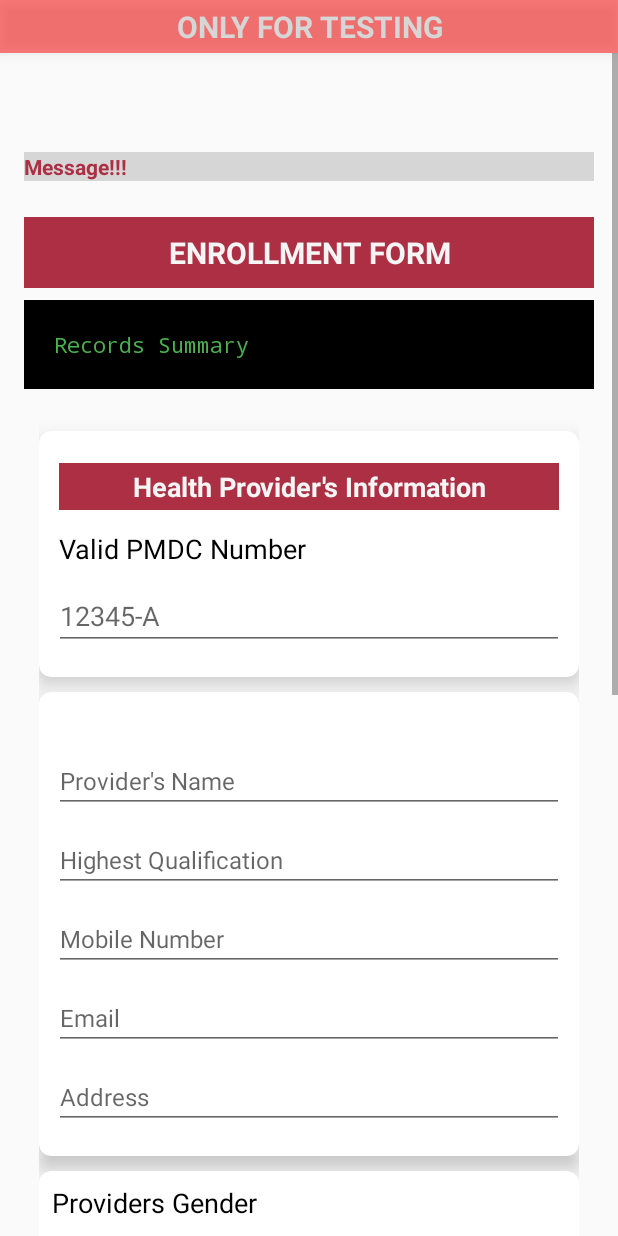
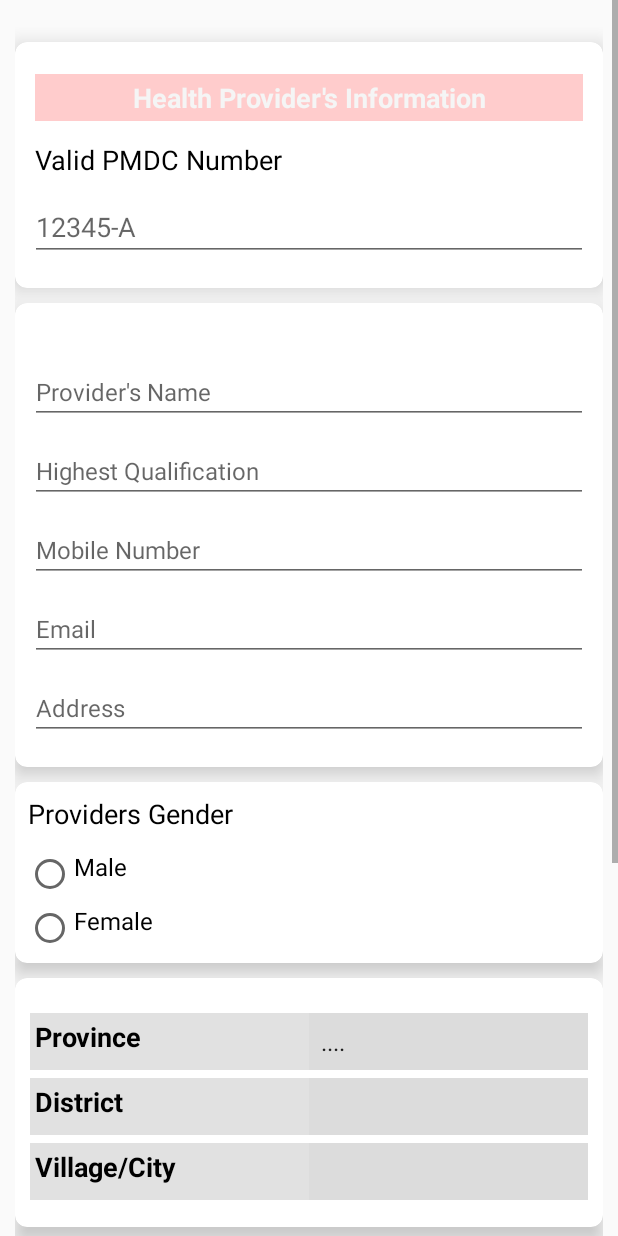
Before and after one commit to AliAzaz/DR_Registration, an Android app: the Providers_Enrollment screen opened directly, with no data from a screen before it, on a phone screen of 412 x 824 dp. Run offline under Robolectric (Android 15) with nearby library versions, the phone set to English and light mode, and no system bars; our stand-ins replace data binding; plain views replace MaskEditText; Roboto replaces fonts that are not available here.

Commit message:
spinner & layout Provider enrol

```diff
--- a/app/build.gradle
+++ b/app/build.gradle
@@ -70,4 +70,6 @@ dependencies {
 
     androidTestImplementation 'com.android.support.test:runner:1.0.2'
     androidTestImplementation 'com.android.support.test.espresso:espresso-core:3.0.2'
+
+    implementation group: 'com.google.guava', name: 'guava', version: '15.0'
 }
--- a/app/src/main/java/com/example/hassannaqvi/dr_registration/ui/LoginActivity.java
+++ b/app/src/main/java/com/example/hassannaqvi/dr_registration/ui/LoginActivity.java
@@ -711,7 +711,7 @@ public class LoginActivity extends AppCompatActivity implements LoaderManager.Lo
 
         finish();
 
-        Intent im = new Intent(LoginActivity.this, Providers_Enrollment.class);
+        Intent im = new Intent(LoginActivity.this, MainActivity.class);
         startActivity(im);
     }
 
@@ -780,7 +780,7 @@ public class LoginActivity extends AppCompatActivity implements LoaderManager.Lo
 
                     finish();
 
-                    Intent iLogin = new Intent(LoginActivity.this, Providers_Enrollment.class);
+                    Intent iLogin = new Intent(LoginActivity.this, MainActivity.class);
                     startActivity(iLogin);
 
                 } else {
--- a/app/src/main/java/com/example/hassannaqvi/dr_registration/ui/MainActivity.java
+++ b/app/src/main/java/com/example/hassannaqvi/dr_registration/ui/MainActivity.java
@@ -27,7 +27,6 @@ import android.widget.Toast;
 import com.example.hassannaqvi.dr_registration.R;
 import com.example.hassannaqvi.dr_registration.contracts.FormsContract;
 import com.example.hassannaqvi.dr_registration.core.AndroidDatabaseManager;
-import com.example.hassannaqvi.dr_registration.core.CONSTANTS;
 import com.example.hassannaqvi.dr_registration.core.MainApp;
 import com.example.hassannaqvi.dr_registration.databinding.ActivityMainBinding;
 import com.example.hassannaqvi.dr_registration.sync.SyncAllData;
@@ -42,7 +41,6 @@ import java.text.SimpleDateFormat;
 import java.util.Collection;
 import java.util.Date;
 import java.util.Map;
-import java.util.concurrent.ExecutionException;
 
 import im.dino.dbinspector.activities.DbInspectorActivity;
 
@@ -214,7 +212,7 @@ public class MainActivity extends Activity {
     }
 
     public void openForm(String fType) {
-        final Intent oF = new Intent(MainActivity.this, InfoActivity.class);
+        final Intent oF = new Intent(MainActivity.this, Providers_Enrollment.class);
 
         if (sharedPref.getString("tagName", null) != "" && sharedPref.getString("tagName", null) != null && !MainApp.userName.equals("0000")) {
             startActivity(oF);
@@ -465,7 +463,7 @@ public class MainActivity extends Activity {
 
     public void openA(View v) {
 
-//        startActivity1(SectionAActivity.class);
+        startActivity1(Providers_Enrollment.class);
 
     }
 
--- a/app/src/main/java/com/example/hassannaqvi/dr_registration/ui/Providers_Enrollment.java
+++ b/app/src/main/java/com/example/hassannaqvi/dr_registration/ui/Providers_Enrollment.java
@@ -4,24 +4,39 @@ import android.content.Intent;
 import android.databinding.DataBindingUtil;
 import android.os.Bundle;
 import android.support.v7.app.AppCompatActivity;
+import android.view.View;
+import android.widget.AdapterView;
+import android.widget.ArrayAdapter;
 import android.widget.Toast;
 
 import com.example.hassannaqvi.dr_registration.JSON.GeneratorClass;
 import com.example.hassannaqvi.dr_registration.R;
 import com.example.hassannaqvi.dr_registration.databinding.ActivityProvidersEnrollmentBinding;
+import com.example.hassannaqvi.dr_registration.utils.Districts;
+import com.example.hassannaqvi.dr_registration.utils.VC;
 import com.example.hassannaqvi.dr_registration.validation.validatorClass;
 
 import org.json.JSONObject;
 
-public class Providers_Enrollment extends AppCompatActivity {
+import java.util.ArrayList;
+import java.util.List;
+
+public class Providers_Enrollment extends AppCompatActivity implements AdapterView.OnItemSelectedListener {
 
     ActivityProvidersEnrollmentBinding bi;
+    List<String> dataDistricts = new ArrayList<>();
+    List<String> dataTehsil = new ArrayList<>();
+    List<String> dataUC = new ArrayList<>();
 
     @Override
     protected void onCreate(Bundle savedInstanceState) {
         super.onCreate(savedInstanceState);
         bi = DataBindingUtil.setContentView(this, R.layout.activity_providers__enrollment);
         bi.setCallback(this);
+
+        bi.spProvince.setOnItemSelectedListener(this);
+        bi.spDistrict.setOnItemSelectedListener(this);
+        bi.spVC.setOnItemSelectedListener(this);
     }
 
 
@@ -49,4 +64,45 @@ public class Providers_Enrollment extends AppCompatActivity {
     private boolean formValidation() {
         return validatorClass.EmptyCheckingContainer(this, bi.fldgrppe01);
     }
+
+
+    @Override
+    public void onItemSelected(AdapterView<?> adapterView, View view, int i, long l) {
+
+        int id = adapterView.getId();
+        switch (id) {
+            case R.id.spProvince:
+
+                if (bi.spProvince.getSelectedItem().toString().equals("...."))
+                    break;
+
+                dataDistricts = Districts.get(bi.spProvince.getSelectedItem().toString());
+                ArrayAdapter<String> dataAdapterD = new ArrayAdapter<String>(this,
+                        android.R.layout.simple_spinner_item, dataDistricts);
+
+                dataAdapterD.setDropDownViewResource(android.R.layout.simple_spinner_dropdown_item);
+                bi.spDistrict.setAdapter(dataAdapterD);
+
+                bi.spDistrict.setSelection(0);
+                bi.spVC.setAdapter(null);
+                break;
+
+            case R.id.spDistrict:
+                if (bi.spDistrict.getSelectedItem().toString().equals("...."))
+                    break;
+                dataTehsil = VC.get(bi.spDistrict.getSelectedItem().toString());
+                dataAdapterD = new ArrayAdapter<String>(this, android.R.layout.simple_spinner_item, dataTehsil);
+                dataAdapterD.setDropDownViewResource(android.R.layout.simple_spinner_dropdown_item);
+                bi.spVC.setAdapter(dataAdapterD);
+
+                bi.spVC.setSelection(0);
+                break;
+
+        }
+    }
+
+    @Override
+    public void onNothingSelected(AdapterView<?> adapterView) {
+
+    }
 }
--- a/app/src/main/res/layout/activity_providers__enrollment.xml
+++ b/app/src/main/res/layout/activity_providers__enrollment.xml
@@ -17,72 +17,11 @@
         android:orientation="vertical">
         <!-- Login progress -->
 
-        <TextView
-            android:id="@+id/testing"
-            android:layout_width="match_parent"
-            android:layout_height="wrap_content"
-            android:background="@color/ticker_red"
-            android:elevation="6dp"
-            android:gravity="center_horizontal"
-            android:keepScreenOn="true"
-            android:padding="4dp"
-            android:text="ONLY FOR TESTING"
-            android:textColor="@color/dullWhile"
-            android:textSize="20sp"
-            android:textStyle="bold" />
 
         <ScrollView
             android:id="@+id/activity_main"
             android:layout_width="match_parent"
             android:layout_height="match_parent">
-
-
-            <LinearLayout
-                android:layout_width="match_parent"
-                android:layout_height="wrap_content"
-                android:orientation="vertical"
-                android:paddingBottom="@dimen/activity_vertical_margin"
-                android:paddingLeft="@dimen/activity_horizontal_margin"
-                android:paddingRight="@dimen/activity_horizontal_margin"
-                android:paddingTop="50dp">
-
-                <TextView
-                    android:id="@+id/lblheader"
-                    android:layout_width="match_parent"
-                    android:layout_height="wrap_content"
-                    android:layout_marginBottom="8dp"
-                    android:layout_marginTop="16dp"
-                    android:background="@color/dullWhile"
-                    android:text="Message!!!"
-                    android:textColor="@color/colorPrimary"
-                    android:textStyle="bold" />
-
-                <TextView
-                    android:id="@+id/tv_enroll"
-                    android:layout_width="match_parent"
-                    android:layout_height="wrap_content"
-                    android:layout_marginBottom="8dp"
-                    android:layout_marginTop="16dp"
-                    android:background="@color/colorPrimary"
-                    android:padding="10dp"
-                    android:text="Enrollment Form"
-                    android:textAlignment="center"
-                    android:textAllCaps="true"
-                    android:textColor="@color/white"
-                    android:textSize="20sp"
-                    android:textStyle="bold" />
-
-                <TextView
-                    android:id="@+id/recordSummary"
-                    android:layout_width="match_parent"
-                    android:layout_height="wrap_content"
-                    android:layout_gravity="center_horizontal"
-                    android:background="@color/black"
-                    android:padding="20dp"
-                    android:text="Records Summary"
-                    android:textColor="@color/green"
-                    android:textSize="14sp"
-                    android:typeface="monospace" />
 
             <LinearLayout
                 android:id="@+id/fldgrppe01"
@@ -115,7 +54,7 @@
                                 android:layout_width="match_parent"
                                 android:layout_height="wrap_content"
                                 android:hint="12345-A"
-                                android:inputType="textEmailAddress"
+                                android:digits="0123456789ABCDEFGHIJKLMNOPQRSTUVWXYZ"
                                 app:met_mask="#####-#" />
 
                         </LinearLayout>
@@ -214,7 +153,7 @@
                     </android.support.v7.widget.CardView>
 
                     <android.support.v7.widget.CardView
-                        android:id="@+id/cv4"
+                        android:id="@+id/cvProvince"
                         android:layout_width="match_parent"
                         android:layout_height="wrap_content"
                         android:layout_marginTop="10sp"
@@ -226,7 +165,7 @@
 
 
                             <LinearLayout
-                                android:id="@+id/ll_province"
+                                android:id="@+id/llProvince"
                                 android:layout_width="fill_parent"
                                 android:layout_height="wrap_content"
                                 android:layout_marginTop="5sp"
@@ -239,17 +178,19 @@
                                     android:text="Province"
                                     android:textStyle="bold" />
 
-                                <EditText
-                                    android:id="@+id/ed_province"
+                                <Spinner
+                                    android:id="@+id/spProvince"
                                     style="@style/EditText_Name"
                                     android:layout_weight="1"
+                                    android:background="@color/hitnscolor1"
+                                    android:entries="@array/spProvince"
                                     android:textStyle="bold" />
 
                             </LinearLayout>
 
 
                             <LinearLayout
-                                android:id="@+id/ll_district"
+                                android:id="@+id/llDistrict"
                                 android:layout_width="fill_parent"
                                 android:layout_height="wrap_content"
                                 android:layout_marginTop="5sp"
@@ -262,17 +203,18 @@
                                     android:text="District"
                                     android:textStyle="bold" />
 
-                                <EditText
-                                    android:id="@+id/ed_district"
+                                <Spinner
+                                    android:id="@+id/spDistrict"
                                     style="@style/EditText_Name"
                                     android:layout_weight="1"
+                                    android:background="@color/hitnscolor1"
                                     android:textStyle="bold" />
 
                             </LinearLayout>
 
 
                             <LinearLayout
-                                android:id="@+id/ll_tehsil"
+                                android:id="@+id/llVC"
                                 android:layout_width="fill_parent"
                                 android:layout_height="wrap_content"
                                 android:layout_marginTop="5sp"
@@ -285,10 +227,12 @@
                                     android:text="Village/City"
                                     android:textStyle="bold" />
 
-                                <EditText
-                                    android:id="@+id/ed_vc"
+                                <Spinner
+                                    android:id="@+id/spVC"
                                     style="@style/EditText_Name"
                                     android:layout_weight="1"
+                                    android:background="@color/hitnscolor1"
+                                    android:hint="select"
                                     android:textStyle="bold" />
 
                             </LinearLayout>
@@ -372,8 +316,6 @@
 
                     </android.support.v7.widget.CardView>
 
-                </LinearLayout>
-
                 <!--<LinearLayout
                     android:layout_width="match_parent"
                     android:layout_height="wrap_content"
@@ -437,7 +379,6 @@
                     android:id="@+id/cv7"
                     android:layout_width="match_parent"
                     android:layout_height="wrap_content"
-                    android:layout_marginTop="10sp"
                     app:cardCornerRadius="8dp"
                     app:cardElevation="8dp">
 
@@ -453,6 +394,7 @@
             </LinearLayout>
 
         </ScrollView>
+
     </LinearLayout>
 
 </layout>
--- a/app/src/main/res/values/colors.xml
+++ b/app/src/main/res/values/colors.xml
@@ -19,6 +19,8 @@
     <color name="red">#ffff0000</color>
     <color name="ticker_red">#80ff0000</color>
 
+    <color name="redPink">#ffcccc</color>
+
     <!--Coppied-->
     <color name="black_overlay">#66000000</color>
     <color name="selectedBlue">#2b3581</color>
--- a/app/src/main/res/values/strings.xml
+++ b/app/src/main/res/values/strings.xml
@@ -1337,8 +1337,8 @@
     <string name="tvWorking">Q: Number of Health Facilities working currently?</string>
     <string name="edWorking">Number of Facilities</string>
 
-    <string-array name="sp_pro">
-        <item>Select</item>
+    <string-array name="spProvince">
+        <item>....</item>
         <item>Sindh</item>
         <item>Balochistan</item>
         <item>Punjab</item>
--- a/app/src/main/res/values/styles.xml
+++ b/app/src/main/res/values/styles.xml
@@ -148,7 +148,7 @@
         <item name="android:layout_width">match_parent</item>
         <item name="android:layout_height">wrap_content</item>
         <item name="android:textSize">16sp</item>
-        <item name="android:digits">abcdefghijklmnopqrstuvwxyz ABCDEFGHIJKLMNOPQRSTUVWXYZ</item>
+        <item name="android:digits">abcdefghijklmnopqrstuvwxyz @ABCDEFGHIJKLMNOPQRSTUVWXYZ</item>
         <item name="android:imeOptions">actionDone</item>
         <item name="android:singleLine">true</item>
         <item name="android:focusable">true</item>
@@ -280,7 +280,7 @@
         <item name="android:layout_height">wrap_content</item>
         <item name="android:textSize">18sp</item>
         <item name="android:textColor">@color/white</item>
-        <item name="android:background">@color/colorPrimary</item>
+        <item name="android:background">@color/redPink</item>
         <item name="android:padding">3dp</item>
         <item name="android:focusable">true</item>
         <item name="android:clickable">true</item>
@@ -299,7 +299,7 @@
 
     <style name="EditText_Name">
         <item name="android:layout_width">match_parent</item>
-        <item name="android:layout_height">wrap_content</item>
+        <item name="android:layout_height">match_parent</item>
         <item name="android:textSize">16sp</item>
         <item name="android:inputType">textEmailAddress</item>
         <item name="android:digits">[a-zA-Z ]+ABCDEFGHIJKLMNOPQRSTUVWXYZabcdefghijklmnopqrstuvwxyz
@@ -361,7 +361,7 @@
         <item name="android:layout_height">wrap_content</item>
         <item name="android:textSize">17sp</item>
         <!-- <item name="android:stateListAnimator">@null</item> !-->
-        <item name="android:background">@color/colorPrimaryAlpha</item>
+        <item name="android:background">@color/redPink</item>
         <item name="android:textColor">@color/white</item>
     </style>
 
```
Also changed, not shown: app/src/main/java/com/example/hassannaqvi/dr_registration/utils/Districts.java (added, +43 -0 lines), app/src/main/java/com/example/hassannaqvi/dr_registration/utils/VC.java (added, +91 -0 lines), app/src/main/res/layout/activity_main.xml (+15 -16 lines), app/src/main/res/drawable/providers.png (added), 1 other file. Lines whose indentation alone changed are shown as unchanged.
